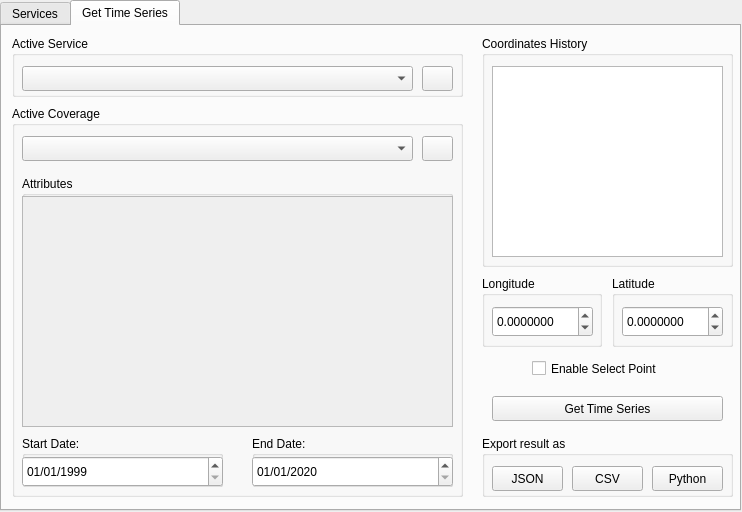
Qt form wtss_plugin/wtss_qgis_dialog_base.ui (brazil-data-cube/wtss-qgis) before a commit.
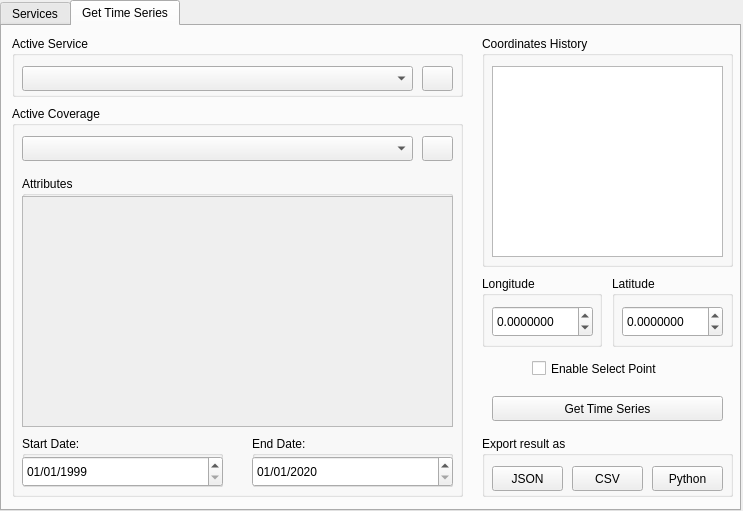
The same form after that commit.

Commit message: [#57] Add style-sheet to loading background

Patch:
```diff
--- a/wtss_plugin/wtss_qgis_dialog_base.ui
+++ b/wtss_plugin/wtss_qgis_dialog_base.ui
@@ -6,8 +6,8 @@
    <rect>
     <x>0</x>
     <y>0</y>
-    <width>742</width>
-    <height>512</height>
+    <width>743</width>
+    <height>511</height>
    </rect>
   </property>
   <property name="windowTitle">
@@ -561,19 +561,6 @@
       <string>Enable Select Point</string>
      </property>
     </widget>
-    <widget class="QLabel" name="loading_label">
-     <property name="geometry">
-      <rect>
-       <x>230</x>
-       <y>90</y>
-       <width>261</width>
-       <height>211</height>
-      </rect>
-     </property>
-     <property name="text">
-      <string/>
-     </property>
-    </widget>
     <widget class="QGroupBox" name="history">
      <property name="geometry">
       <rect>
@@ -599,6 +586,22 @@
     </widget>
    </widget>
   </widget>
+  <widget class="QLabel" name="loading_label">
+   <property name="geometry">
+    <rect>
+     <x>0</x>
+     <y>0</y>
+     <width>751</width>
+     <height>511</height>
+    </rect>
+   </property>
+   <property name="text">
+    <string/>
+   </property>
+   <property name="alignment">
+    <set>Qt::AlignCenter</set>
+   </property>
+  </widget>
  </widget>
  <resources/>
  <connections/>
```
The commit also changes 1 other file.
